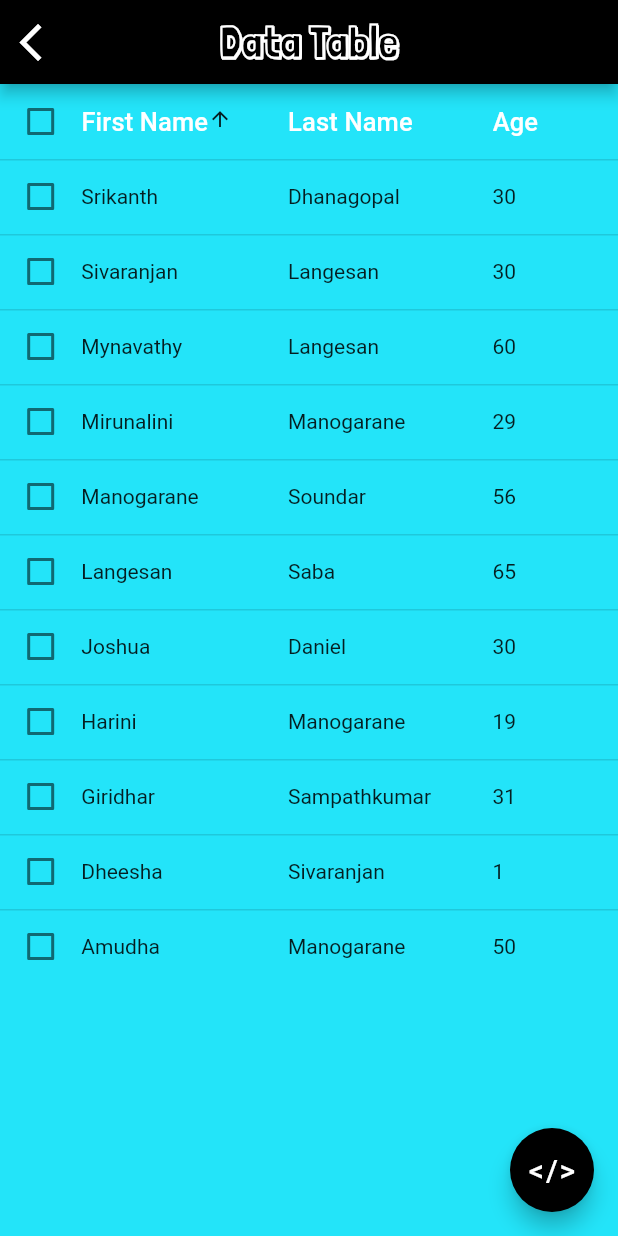
After one commit to Sivaranjan89/FlutterGallery, a Flutter app: the PreviewDataTable screen opened directly, on a phone screen of 412 x 824 dp. The commit adds this screen. Run offline on Flutter 3.47's test engine with Material 2 defaults, Android fonts, the phone set to English and light mode, and no system bars; our stand-ins replace webview_flutter.

Commit message:
Data Table

```diff
--- /dev/null
+++ b/lib/datatable/User.dart
@@ -0,0 +1,26 @@
+
+class User {
+  var firstName, lastName;
+  int age;
+
+
+  User({this.firstName, this.lastName, this.age});
+
+  static List<User> getUsers() {
+    List<User> users = List();
+    users.add(User(firstName: 'Sivaranjan', lastName: 'Langesan', age: 30));
+    users.add(User(firstName: 'Mirunalini', lastName: 'Manogarane', age: 29));
+    users.add(User(firstName: 'Dheesha', lastName: 'Sivaranjan', age: 1));
+    users.add(User(firstName: 'Harini', lastName: 'Manogarane', age: 19));
+    users.add(User(firstName: 'Giridhar', lastName: 'Sampathkumar', age: 31));
+    users.add(User(firstName: 'Joshua', lastName: 'Daniel', age: 30));
+    users.add(User(firstName: 'Srikanth', lastName: 'Dhanagopal', age: 30));
+    users.add(User(firstName: 'Manogarane', lastName: 'Soundar', age: 56));
+    users.add(User(firstName: 'Langesan', lastName: 'Saba', age: 65));
+    users.add(User(firstName: 'Mynavathy', lastName: 'Langesan', age: 60));
+    users.add(User(firstName: 'Amudha', lastName: 'Manogarane', age: 50));
+
+    return users;
+  }
+
+}
--- /dev/null
+++ b/lib/datatable/data_table.dart
@@ -0,0 +1,144 @@
+import 'dart:async';
+import 'package:flutter/cupertino.dart';
+import 'package:flutter/material.dart';
+import 'package:flutter_gallery/common_appbar.dart';
+import 'package:flutter_gallery/datatable/User.dart';
+import 'package:webview_flutter/webview_flutter.dart';
+
+import '../app_constants.dart';
+
+class PreviewDataTable extends StatefulWidget {
+  @override
+  State<StatefulWidget> createState() {
+    return _State();
+  }
+}
+
+class _State extends State<PreviewDataTable> {
+  List<User> users;
+  List<User> selectedUsers;
+  bool sortAscending;
+  int sortColumn = 0;
+
+  @override
+  void initState() {
+    super.initState();
+    selectedUsers = List();
+    users = User.getUsers();
+    sortAscending = false;
+    sortColumn = 0;
+    onSortColum(sortColumn, sortAscending);
+  }
+
+  @override
+  Widget build(BuildContext context) {
+    return Scaffold(
+      backgroundColor: ApplicationConstants.appBlue,
+      appBar: PreviewAppBar(appBar: AppBar(), title: 'Data Table'),
+      floatingActionButton: FloatingActionButton(
+        backgroundColor: Colors.black,
+        child: Text('</>', style: TextStyle(color: Colors.white, fontSize: 20)),
+        onPressed: () {
+          showCode();
+        },
+      ),
+      body: SizedBox.expand(
+          child: DataTable(
+        horizontalMargin: 1,
+        columnSpacing: 1, //Give margins and spacing to make sure overflow does not happen
+        dataRowHeight: 50, //Specify the height of each row
+        headingRowHeight: 50, //Specify the height of Header in each column
+        sortAscending: !sortAscending, //Setting this value will display sort symbol (google seems to have ocnfused the direction of ascending and descending so have given the opposite
+        sortColumnIndex: sortColumn, //Which column to sort
+        columns: [ //Create the columns here
+          DataColumn(
+              label: Text('First Name',
+                  style: TextStyle(color: Colors.white, fontSize: 17)),
+              numeric: false,
+              onSort: (index, ascending) {
+                setState(() { //Update the column to sort here
+                  sortColumn = index;
+                  sortAscending = !ascending;
+                  onSortColum(index, sortAscending);
+                });
+              }),
+          DataColumn(
+              label: Text('Last Name',
+                  style: TextStyle(color: Colors.white, fontSize: 17)),
+              numeric: false,
+              onSort: (index, ascending) {
+                setState(() {
+                  sortColumn = index;
+                  sortAscending = !ascending;
+                  onSortColum(index, sortAscending);
+                });
+              }),
+          DataColumn(
+              label: Text('Age',
+                  style: TextStyle(color: Colors.white, fontSize: 17)),
+              numeric: false,
+              onSort: (index, ascending) {
+                setState(() {
+                  sortColumn = index;
+                  sortAscending = !ascending;
+                  onSortColum(index, sortAscending);
+                });
+              }),
+        ],
+        rows: users
+            .map((user) => DataRow( //Generate data rows here
+                  onSelectChanged: (b) {
+                    setState(() {
+                      onRowSelected(b, user);
+                    });
+                  },
+                  selected: selectedUsers.contains(user),
+                  cells: [
+                    DataCell(Text(user.firstName)),
+                    DataCell(Text(user.lastName)),
+                    DataCell(Text(user.age.toString())),
+                  ],
+                ))
+            .toList(),
+      )),
+    );
+  }
+
+  onRowSelected(bool selected, User user) {
+    if(selected) {
+      selectedUsers.add(user);
+    } else {
+      selectedUsers.remove(user);
+    }
+  }
+
+  onSortColum(int columnIndex, bool ascending) {
+    if (columnIndex == 0) {
+      if (ascending) {
+        users.sort((a, b) => a.firstName.compareTo(b.firstName));
+      } else {
+        users.sort((a, b) => b.firstName.compareTo(a.firstName));
+      }
+    }
+    else if (columnIndex == 1) {
+      if (ascending) {
+        users.sort((a, b) => a.lastName.compareTo(b.lastName));
+      } else {
+        users.sort((a, b) => b.lastName.compareTo(a.lastName));
+      }
+    }
+    else if (columnIndex == 2) {
+      if (ascending) {
+        users.sort((a, b) => a.age.compareTo(b.age));
+      } else {
+        users.sort((a, b) => b.age.compareTo(a.age));
+      }
+    }
+  }
+
+  void showCode() {
+    Dialog dialog = ApplicationConstants.getCodeDialog(
+        'https://docs.google.com/document/d/e/2PACX-1vSBhRXyQIY3cOTdTYovo7-CRDYIDk-oA-0tLlUUOrIBggi5sUDzdP5i813duQ--7rDshHIgnIYMmorT/pub');
+    showDialog(context: context, builder: (context) => dialog);
+  }
+}
--- a/lib/home/home_page.dart
+++ b/lib/home/home_page.dart
@@ -12,6 +12,7 @@ import 'package:flutter_gallery/button/raised_button.dart';
 import 'package:flutter_gallery/button/toggle_button.dart';
 import 'package:flutter_gallery/checkbox/checkbox.dart';
 import 'package:flutter_gallery/chips/chips.dart';
+import 'package:flutter_gallery/datatable/data_table.dart';
 import 'package:flutter_gallery/dialog/alert_dialog.dart';
 import 'package:flutter_gallery/dialog/custom_dialog.dart';
 import 'package:flutter_gallery/dialog/time_date_dialog.dart';
@@ -188,7 +189,7 @@ class _HomePageState extends State<HomePage> {
     sub_titles.add("Create a Fixed Appbar to display a group of widgets with actions");
     sub_titles.add("Display a Collapsing AppBar");
     sub_titles.add("Display a Collapsing AppBar with a Floating Action button attached");
-    sub_titles.add("Data Table");
+    sub_titles.add("Display a table of hude data");
     sub_titles.add('ExpansionTile');
     sub_titles.add('ExpansionPanel');
     sub_titles.add('PopMenuButton');
@@ -297,5 +298,8 @@ class _HomePageState extends State<HomePage> {
     else if(sorted_titles.elementAt(pos) == 'Sliver FAB') {
       Navigator.push(context, MaterialPageRoute(builder: (context) => PreviewSilverAppbarFAB()));
     }
+    else if(sorted_titles.elementAt(pos) == 'Data Table') {
+      Navigator.push(context, MaterialPageRoute(builder: (context) => PreviewDataTable()));
+    }
   }
 }
```
